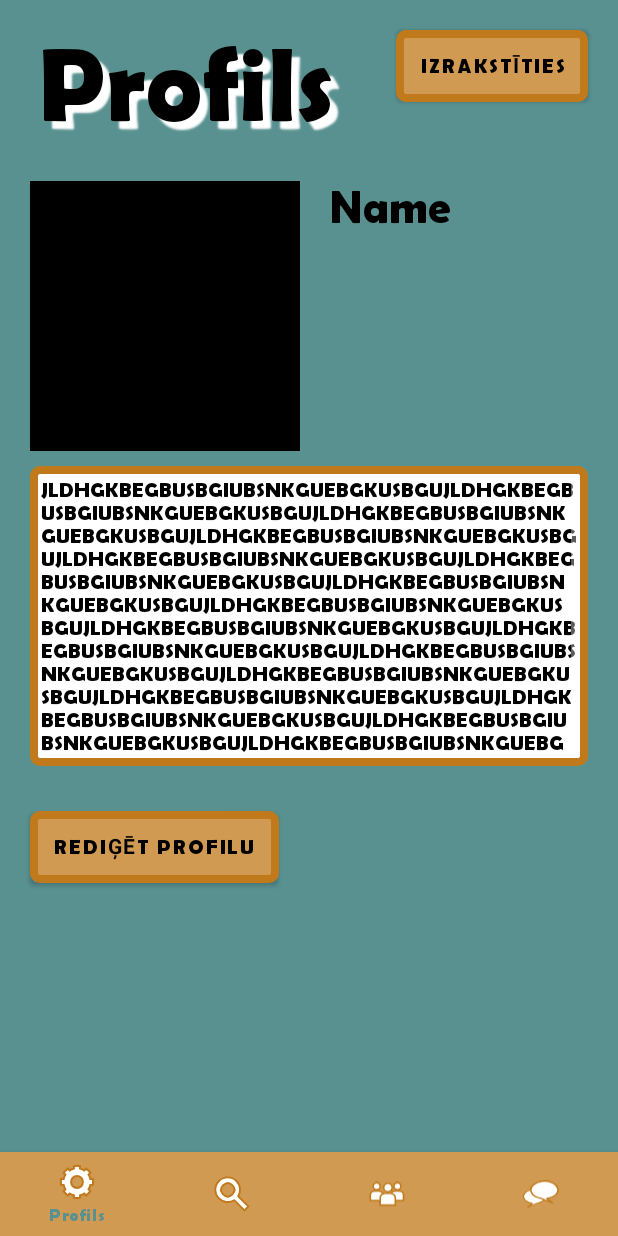
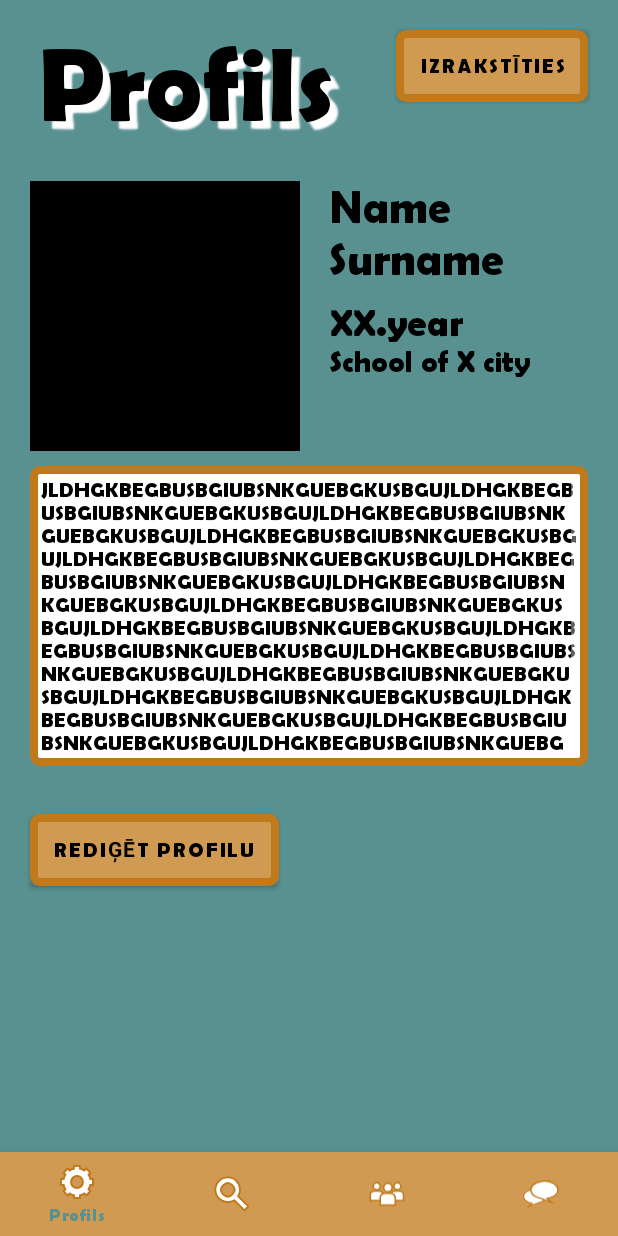
Before and after one commit to Cerins/OOP-client, an Android app: the ProfileFragment screen opened through its navigation route, on a phone screen of 412 x 824 dp. Run offline under Robolectric (Android 15) with nearby library versions, the phone set to English and light mode, and no system bars; our stand-ins replace Dagger/Hilt's generated code, navigation-ui; network calls fail.

Commit message:
added age, school and interests to profile view

```diff
--- a/app/src/main/java/com/example/studybuddy/ui/profile/ProfileFragment.kt
+++ b/app/src/main/java/com/example/studybuddy/ui/profile/ProfileFragment.kt
@@ -1,10 +1,12 @@
 package com.example.studybuddy.ui.profile
 
 import android.os.Bundle
+import android.util.Log
 import android.view.LayoutInflater
 import android.view.View
 import android.view.ViewGroup
 import android.widget.Toast
+import androidx.core.view.iterator
 import androidx.fragment.app.Fragment
 import androidx.fragment.app.viewModels
 import androidx.lifecycle.Lifecycle
@@ -14,6 +16,7 @@ import androidx.navigation.fragment.findNavController
 import com.example.studybuddy.R
 import com.example.studybuddy.databinding.FragmentProfile1Binding
 import com.example.studybuddy.util.Resource
+import com.google.android.material.chip.Chip
 import dagger.hilt.android.AndroidEntryPoint
 import kotlinx.coroutines.launch
 import kotlinx.coroutines.runBlocking
@@ -78,6 +81,28 @@ class ProfileFragment : Fragment() {
                             val user = response.data
                             binding.userName.text = user?.firstName
                             binding.description.text = user?.description
+                            binding.userSurname.text = user?.lastName
+                            binding.userYear.text = buildString {
+                                append("Vecums:")
+                                append(user?.tags?.findLast { it.type == "age" }?.name)
+                            }
+                            binding.userSchool.text = user?.tags?.findLast { it.type == "establishment" }?.name
+                            Log.i("All tags", user?.tags.toString())
+                            val tagsInt = user?.tags?.filter { it.type == "interests" }
+                            if (tagsInt != null) {
+                                for (interest in tagsInt.iterator()) {
+                                    val chip = Chip(requireContext()).apply {
+                                        text = interest.name
+                                        setChipStrokeWidthResource(R.dimen.border)
+                                        setChipStrokeColorResource(R.color.orange_100)
+                                        chipStrokeColor = resources.getColorStateList(R.color.orange_100, null)
+                                        chipCornerRadius = 16f
+                                        chipBackgroundColor = resources.getColorStateList(R.color.orange_50, null)
+                                        background = resources.getDrawable(R.drawable.bg_et, null)
+                                    }
+                                    binding.chipGroupInterestsProfile.addView(chip)
+                                }
+                            }
                         }
                         is Resource.Error -> {
                             Toast.makeText(requireContext(), "Failed to fetch user", Toast.LENGTH_SHORT).show()
--- a/app/src/main/res/layout/fragment_profile_1.xml
+++ b/app/src/main/res/layout/fragment_profile_1.xml
@@ -56,18 +56,56 @@
         android:layout_below="@id/profile_heading"/>
 
     <TextView
-        android:id="@+id/userName"
+    android:id="@+id/userName"
+    android:layout_width="match_parent"
+    android:layout_height="wrap_content"
+    android:text="Name"
+    android:textAlignment="textStart"
+    android:layout_marginStart="20dp"
+    android:textSize="30dp"
+    android:textColor="@color/black"
+    android:layout_toRightOf="@id/profileImg"
+    android:layout_marginTop="20dp"
+    android:layout_below="@id/profile_heading"/>
+
+    <TextView
+        android:id="@+id/userSurname"
         android:layout_width="match_parent"
         android:layout_height="wrap_content"
-        android:text="Name"
+        android:layout_below="@id/userName"
+        android:layout_marginStart="20dp"
+        android:layout_marginTop="0dp"
+        android:layout_toEndOf="@id/profileImg"
+        android:text="Surname"
         android:textAlignment="textStart"
-        android:layout_marginTop="70dp"
+        android:textColor="@color/black"
+        android:textSize="30dp" />
+
+    <TextView
+        android:id="@+id/userYear"
+        android:layout_width="match_parent"
+        android:layout_height="wrap_content"
+        android:layout_below="@id/userSurname"
         android:layout_marginStart="20dp"
-        android:textSize="30dp"
+        android:layout_marginTop="10dp"
+        android:layout_toEndOf="@id/profileImg"
+        android:text="XX.year"
+        android:textAlignment="textStart"
         android:textColor="@color/black"
-        android:layout_toRightOf="@id/profileImg"
-        android:layout_marginVertical="20dp"
-        android:layout_below="@id/profile_heading"/>
+        android:textSize="25dp" />
+
+    <TextView
+        android:id="@+id/userSchool"
+        android:layout_width="match_parent"
+        android:layout_height="wrap_content"
+        android:layout_below="@id/userYear"
+        android:layout_marginStart="20dp"
+        android:layout_marginTop="0dp"
+        android:layout_toEndOf="@id/profileImg"
+        android:text="School of X city"
+        android:textAlignment="textStart"
+        android:textColor="@color/black"
+        android:textSize="20dp" />
 
     <ScrollView
         android:id="@+id/descriptionScrollview"
@@ -87,16 +125,24 @@
             android:textColor="@color/black"/>
     </ScrollView>
 
+    <com.google.android.material.chip.ChipGroup
+        android:id="@+id/chipGroupInterestsProfile"
+        android:layout_width="match_parent"
+        android:layout_height="wrap_content"
+        android:layout_marginVertical="16dp"
+        android:layout_marginHorizontal="20dp"
+        android:layout_below="@id/descriptionScrollview"
+        app:singleLine="false" />
 
     <Button
         android:id="@+id/editProfileBtn"
         android:layout_width="wrap_content"
         android:layout_height="wrap_content"
         android:background="@drawable/bg_button"
-        android:layout_marginTop="30dp"
+        android:layout_marginTop="0dp"
         android:layout_marginStart="20dp"
         android:text="Rediģēt profilu"
         app:backgroundTint="@null"
-        android:layout_below="@id/descriptionScrollview"/>
+        android:layout_below="@id/chipGroupInterestsProfile"/>
 
 </RelativeLayout>
```
